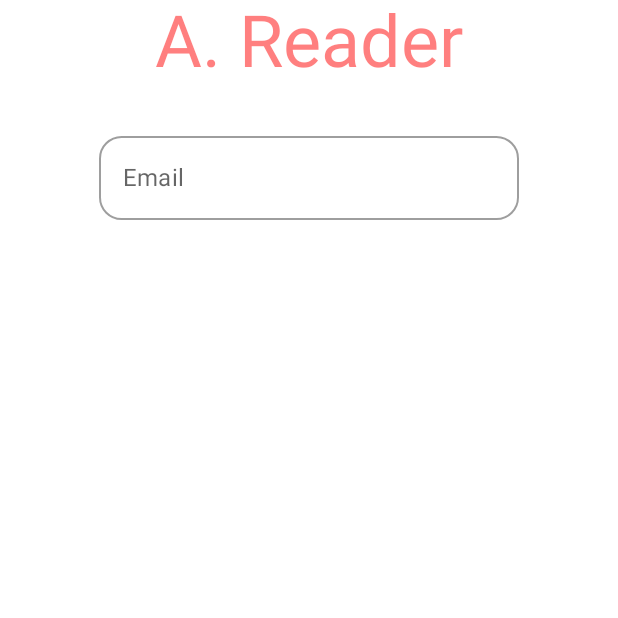
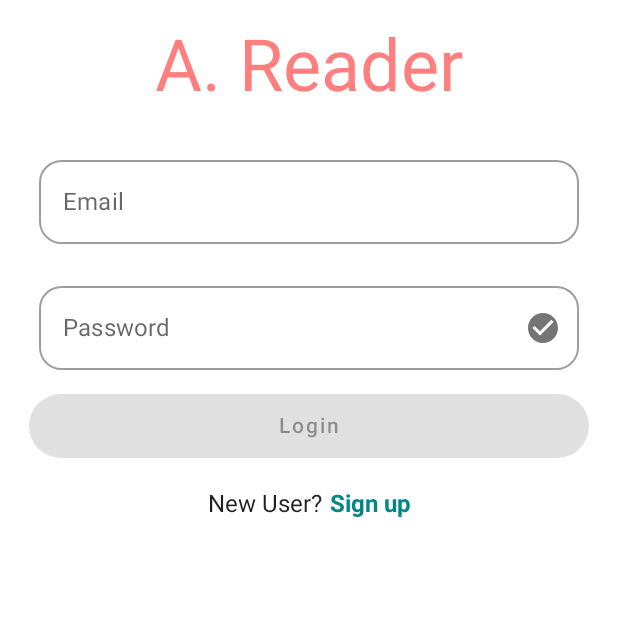
Before and after one commit to MatHeartGaming/JetReaderApp, an Android app built with Jetpack Compose: the screen it shows after launch (MainActivity), on a phone screen of 412 x 824 dp, the top half of it. Run offline under Robolectric (Android 15) with nearby library versions, the phone set to English and light mode, and no system bars; our stand-ins replace Dagger/Hilt's generated code, Firebase (no records; nobody signed in at launch, a user with empty details on screens opened directly).

Commit message:
Login and signup

```diff
--- a/app/src/main/java/com/example/jetreaderapp/components/Components.kt
+++ b/app/src/main/java/com/example/jetreaderapp/components/Components.kt
@@ -4,10 +4,10 @@ import androidx.compose.foundation.layout.padding
 import androidx.compose.foundation.shape.RoundedCornerShape
 import androidx.compose.foundation.text.KeyboardActions
 import androidx.compose.foundation.text.KeyboardOptions
-import androidx.compose.material.MaterialTheme
-import androidx.compose.material.OutlinedTextField
-import androidx.compose.material.Text
-import androidx.compose.material.TextFieldDefaults
+import androidx.compose.material.*
+import androidx.compose.material.icons.Icons
+import androidx.compose.material.icons.filled.CheckCircle
+import androidx.compose.material.icons.filled.Close
 import androidx.compose.runtime.Composable
 import androidx.compose.runtime.MutableState
 import androidx.compose.ui.Modifier
@@ -15,6 +15,8 @@ import androidx.compose.ui.graphics.Color
 import androidx.compose.ui.text.TextStyle
 import androidx.compose.ui.text.input.ImeAction
 import androidx.compose.ui.text.input.KeyboardType
+import androidx.compose.ui.text.input.PasswordVisualTransformation
+import androidx.compose.ui.text.input.VisualTransformation
 import androidx.compose.ui.unit.dp
 import androidx.compose.ui.unit.sp
 
@@ -49,7 +51,7 @@ fun EmailInput(
 }
 
 @Composable
-fun InputField(
+private fun InputField(
     modifier: Modifier,
     valueState: MutableState<String>,
     labelId: String,
@@ -58,6 +60,8 @@ fun InputField(
     onAction: KeyboardActions = KeyboardActions.Default,
     isSingleLine: Boolean = true,
     keyBoardType: KeyboardType = KeyboardType.Text,
+    visualTransformation: VisualTransformation = VisualTransformation.None,
+    trailingIcon: @Composable () -> Unit = {}
 ) {
     OutlinedTextField(
         value = valueState.value,
@@ -76,7 +80,45 @@ fun InputField(
             cursorColor = MaterialTheme.colors.onBackground,
         ),
         shape = RoundedCornerShape(15.dp),
-        modifier = modifier.padding(10.dp)
-
+        modifier = modifier.padding(10.dp),
+        visualTransformation = visualTransformation,
+        trailingIcon = {
+            trailingIcon()
+        }
     )
 }
+
+@Composable
+fun PasswordInput(
+    modifier: Modifier,
+    passwordState: MutableState<String>,
+    labelId: String,
+    passwordVisibility: MutableState<Boolean>,
+    imeAction: ImeAction = ImeAction.Done,
+    loading : Boolean = false,
+    onAction: KeyboardActions = KeyboardActions.Default
+) {
+    val visualTransformation =
+        if (passwordVisibility.value) VisualTransformation.None else PasswordVisualTransformation()
+    InputField(
+        modifier = modifier,
+        valueState = passwordState,
+        labelId = labelId,
+        enabled = loading,
+        imeAction = imeAction,
+        keyBoardType = KeyboardType.Password,
+        visualTransformation = visualTransformation,
+        trailingIcon = { PasswordVisibility(passwordVisibility = passwordVisibility) },
+        onAction = onAction
+    )
+}
+
+@Composable
+fun PasswordVisibility(passwordVisibility: MutableState<Boolean>) {
+    val visible = passwordVisibility.value
+    IconButton(onClick = {
+        passwordVisibility.value = !visible
+    }) {
+        Icon(imageVector = Icons.Default.CheckCircle, contentDescription = "Switch Password Visbility")
+    }
+}
--- a/app/src/main/java/com/example/jetreaderapp/screens/ReaderSplashScreen.kt
+++ b/app/src/main/java/com/example/jetreaderapp/screens/ReaderSplashScreen.kt
@@ -39,7 +39,11 @@ fun ReaderSplashScreen(navController: NavHostController = NavHostController(Loca
                 .getInterpolation(it)
         }))
         delay(1000L)
-        navController.navigate(ReaderScreens.LoginScreen.name)
+        navController.navigate(ReaderScreens.LoginScreen.name) {
+            popUpTo(ReaderScreens.SplashScreen.name) {
+                inclusive = true
+            }
+        }
     }
 
     Surface(modifier = Modifier
--- a/app/src/main/java/com/example/jetreaderapp/screens/login/ReaderLoginScreen.kt
+++ b/app/src/main/java/com/example/jetreaderapp/screens/login/ReaderLoginScreen.kt
@@ -1,8 +1,11 @@
 package com.example.jetreaderapp.screens.login
 
+import android.util.Log
 import androidx.compose.foundation.background
+import androidx.compose.foundation.clickable
 import androidx.compose.foundation.layout.*
 import androidx.compose.foundation.rememberScrollState
+import androidx.compose.foundation.shape.CircleShape
 import androidx.compose.foundation.text.KeyboardActions
 import androidx.compose.foundation.verticalScroll
 import androidx.compose.material.*
@@ -14,28 +17,84 @@ import androidx.compose.ui.Alignment
 import androidx.compose.ui.ExperimentalComposeUiApi
 import androidx.compose.ui.Modifier
 import androidx.compose.ui.focus.FocusRequester
+import androidx.compose.ui.focus.focusRequester
+import androidx.compose.ui.platform.LocalContext
 import androidx.compose.ui.platform.LocalSoftwareKeyboardController
+import androidx.compose.ui.res.stringResource
+import androidx.compose.ui.text.font.FontWeight
 import androidx.compose.ui.tooling.preview.Preview
 import androidx.compose.ui.unit.dp
 import androidx.navigation.NavHostController
+import com.example.jetreaderapp.R
 import com.example.jetreaderapp.components.EmailInput
+import com.example.jetreaderapp.components.PasswordInput
 import com.example.jetreaderapp.components.ReaderLogo
+import com.example.jetreaderapp.navigation.ReaderScreens
 
+@Preview
 @Composable
-fun ReaderLoginScreen(navController: NavHostController) {
+fun ReaderLoginScreen(navController: NavHostController = NavHostController(LocalContext.current),
+viewModel: LoginScreenViewModel = androidx.lifecycle.viewmodel.compose.viewModel()) {
+    val showLoginForm = rememberSaveable { mutableStateOf(true) }
+    val function = {
+        navController.navigate(ReaderScreens.ReaderHomeScreen.name) {
+            popUpTo(ReaderScreens.LoginScreen.name) {
+                inclusive = true
+            }
+        }
+    }
     Surface(modifier = Modifier.fillMaxSize()) {
-        Column(horizontalAlignment = Alignment.CenterHorizontally,
-        verticalArrangement = Arrangement.Top, modifier = Modifier.fillMaxWidth()) {
+        Column(
+            horizontalAlignment = Alignment.CenterHorizontally,
+            verticalArrangement = Arrangement.Top,
+            modifier = Modifier
+                .fillMaxWidth()
+                .padding(16.dp)
+                .verticalScroll(rememberScrollState())
+        ) {
             ReaderLogo()
-            UserForm()
+            UserForm(isCreateAccount = !showLoginForm.value, loading = false) {email, pass->
+                Log.d("Login", "Login Values: $email, $pass")
+                if(showLoginForm.value) {
+                    viewModel.singInWithEmailAndPassword(email, pass) {
+                        function()
+                    }
+                } else {
+                    viewModel.createUserWithEmailAndPassword(email, pass) {
+                        function()
+                    }
+                }
+
+            }
+
+            Spacer(modifier = Modifier.height(15.dp))
+
+            val textSignupLogin = if(showLoginForm.value) "Sign up" else "Login"
+            val textNewUser = if(showLoginForm.value) "New User?" else "Already have an account?"
+            Row {
+                Text(textNewUser)
+                Text(
+                    textSignupLogin,
+                    modifier = Modifier
+                        .padding(start = 5.dp)
+                        .clickable {
+                            showLoginForm.value = !showLoginForm.value
+                        },
+                    fontWeight = FontWeight.Bold,
+                    color = MaterialTheme.colors.secondaryVariant
+                )
+            }
         }
     }
 }
 
 @OptIn(ExperimentalComposeUiApi::class)
-@Preview
 @Composable
-fun UserForm() {
+fun UserForm(
+    loading: Boolean = false,
+    isCreateAccount: Boolean = false,
+    onDone: (String, String) -> Unit = { _, _ -> }
+) {
     val email = rememberSaveable {
         mutableStateOf("")
     }
@@ -52,15 +111,56 @@ fun UserForm() {
     }
 
     val modifier = Modifier
-        .height(250.dp)
-        .fillMaxWidth()
+        //.height(250.dp)
+        .fillMaxSize()
         .background(MaterialTheme.colors.background)
-        .verticalScroll(rememberScrollState())
+        //.verticalScroll(rememberScrollState())
 
-    Column(modifier = modifier, horizontalAlignment = Alignment.CenterHorizontally) {
-        EmailInput(emailState = email, enabled = true, onAction = KeyboardActions{
+    Column(modifier = modifier,
+        horizontalAlignment = Alignment.CenterHorizontally) {
+        if(isCreateAccount) Text(stringResource(R.string.password_suggestion),
+            modifier = Modifier.padding(4.dp)) else Box{}
+        EmailInput(modifier = Modifier.fillMaxWidth(),
+            emailState = email,
+            onAction = KeyboardActions {
             passwordFocusRequest.requestFocus()
         })
+        PasswordInput(modifier = Modifier
+            .focusRequester(passwordFocusRequest)
+            .fillMaxWidth(),
+            passwordState = password,
+            labelId = "Password",
+            passwordVisibility = passwordVisibility,
+            loading = !loading,
+            onAction = KeyboardActions {
+                if (!valid) return@KeyboardActions
+                onDone(email.value.trim(), password.value)
+                keyboardController?.hide()
+            })
+
+        SubmitButton(
+            textId = if(isCreateAccount) "Create Account" else "Login",
+            loading = loading,
+            validInputs = valid,
+        ) {
+            onDone(email.value.trim(), password.value)
+            keyboardController?.hide()
+        }
     }
 
 }
+
+@Composable
+fun SubmitButton(textId: String, loading: Boolean, validInputs: Boolean,
+onClick : ()-> Unit = {}) {
+    Button(onClick = onClick,
+    modifier = Modifier
+        .padding(3.dp)
+        .fillMaxWidth(),
+    enabled = !loading && validInputs,
+        shape = CircleShape,
+    ){
+        if(loading) CircularProgressIndicator(Modifier.size(25.dp))
+        else Text(textId, modifier = Modifier.padding(5.dp))
+    }
+}
--- a/app/src/main/res/values/strings.xml
+++ b/app/src/main/res/values/strings.xml
@@ -1,3 +1,4 @@
 <resources>
     <string name="app_name">JetReaderApp</string>
+    <string name="password_suggestion">Create a password that is at least 6 characters</string>
 </resources>
```
Also changed, not shown: app/src/main/java/com/example/jetreaderapp/screens/login/LoadingState.kt (added, +19 -0 lines), app/src/main/java/com/example/jetreaderapp/screens/login/LoginScreenViewModel.kt (added, +56 -0 lines).
